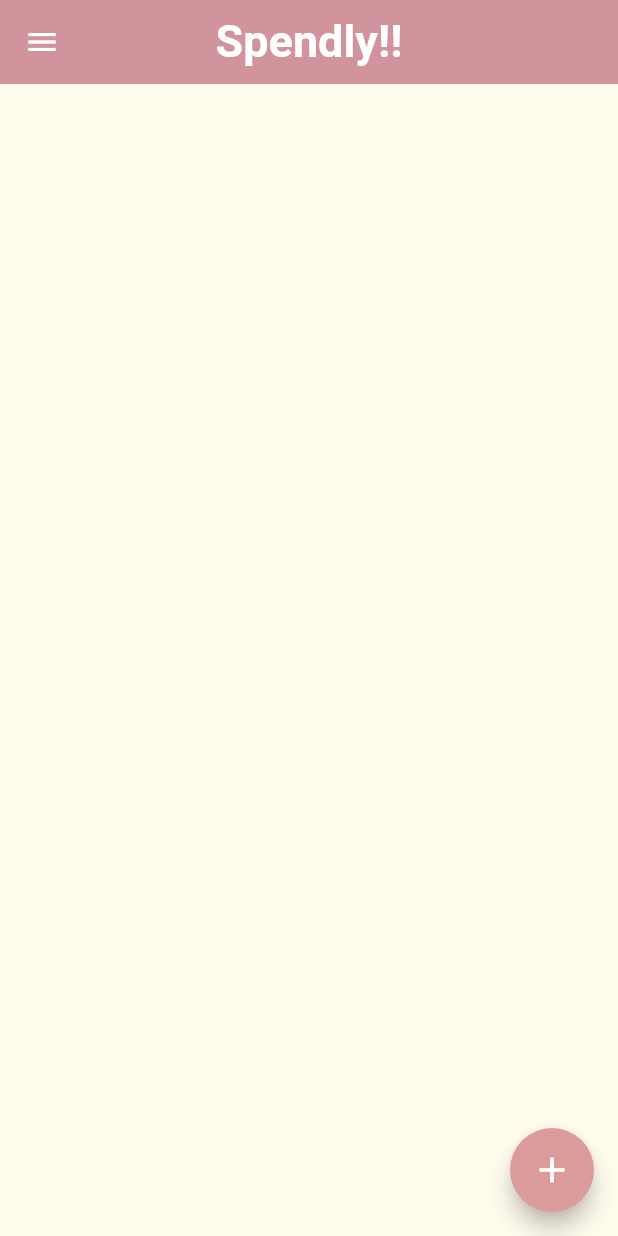
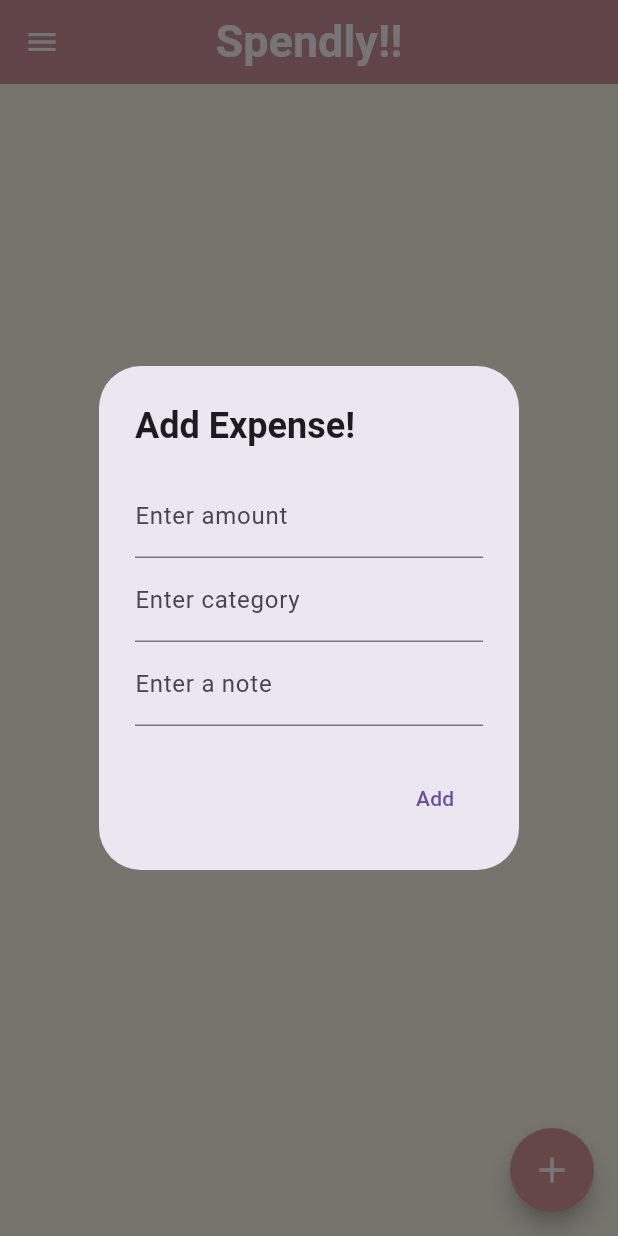
Before and after one commit to pparth-21/Expense_Tracker, a Flutter app: the screen it shows after launch, after a tap on the "add" icon, on a phone screen of 412 x 824 dp. Run offline on Flutter 3.47's test engine with Material 3 defaults, Android fonts, the phone set to English and light mode, and no system bars.

Commit message:
added pop up with show of expenses in card

```diff
--- a/lib/Widgets/FrontPage.dart
+++ b/lib/Widgets/FrontPage.dart
@@ -1,4 +1,18 @@
 import 'package:flutter/material.dart';
+
+class Expense {
+  final double amount;
+  final String category;
+  final String note;
+  final DateTime date;
+
+  Expense({
+    required this.amount,
+    required this.category,
+    required this.note,
+    required this.date,
+  });
+}
 
 class FrontPage extends StatefulWidget {
   const FrontPage({super.key});
@@ -7,34 +21,112 @@ class FrontPage extends StatefulWidget {
   State<FrontPage> createState() => _FrontPageState();
 }
 
-class Expense {
-  final String id;
-  final double amount;
-  final String category;
-  final String note;
-  final DateTime date;
-
-  Expense({
-    required this.id,
-    required this.amount,
-    required this.category,
-    required this.note,
-    required this.date,
+class _FrontPageState extends State<FrontPage> {
+  List<Expense> exps = [];
+  TextEditingController amountI = TextEditingController();
+  TextEditingController categoryI = TextEditingController();
+  TextEditingController noteI = TextEditingController();
+  void _addExpenseToList(BuildContext context) {
+    String rawAmount = amountI.text;
+    double dAmount = double.tryParse(rawAmount) ?? 0.0;
+    setState(() {
+      exps.add(
+        Expense(
+          amount: dAmount,
+          category: categoryI.text,
+          note: noteI.text,
+          date: DateTime.now(),
+        ),
+      );
     });
+    amountI.clear();
+    categoryI.clear();
+    noteI.clear();
+    Navigator.of(context).pop();
   }
 
-class _FrontPageState extends State<FrontPage> {
-  List<Expense> exps = [];
+  void _showAddExpenseDialog(BuildContext context) {
+    showDialog(
+      context: context,
+      builder: (context) => AlertDialog(
+        title: const Text(
+          'Add Expense!',
+          style: TextStyle(fontWeight: FontWeight.bold),
+        ),
+        content: Column(
+          mainAxisSize: MainAxisSize.min,
+          children: [
+            TextField(
+              decoration: const InputDecoration(labelText: "Enter amount"),
+              controller: amountI,
+            ),
+            TextField(
+              decoration: const InputDecoration(labelText: "Enter category"),
+              controller: categoryI,
+            ),
+            TextField(
+              decoration: const InputDecoration(labelText: "Enter a note"),
+              controller: noteI,
+            ),
+          ],
+        ),
+        actions: [
+          TextButton(
+            onPressed: () => _addExpenseToList(context),
+            child: const Text("Add"),
+          ),
+        ],
+      ),
+    );
+  }
 
   @override
   Widget build(BuildContext context) {
-    return Container(
+    return Stack(
+      children: [
+        Container(
           height: double.infinity,
           width: double.infinity,
-      margin: EdgeInsets.all(30),
+          margin: const EdgeInsets.all(30),
           child: Column(
             spacing: 30,
+            children: [
+              Expanded(
+                child: ListView.builder(
+                  itemCount: exps.length,
+                  itemBuilder: (context, index) {
+                    final exp = exps[index];
+                    return Card(
+                      child: ListTile(
+                        leading: CircleAvatar(
+                          child: Icon(Icons.currency_rupee_rounded),
                         ),
+                        title: Text(exp.category),
+                        subtitle: Text(
+                          "${exp.amount}\n${exp.note}\n${exp.date}",
+                        ),
+                      ),
+                    );
+                  },
+                ),
+              ),
+            ],
+          ),
+        ),
+
+        Positioned(
+          bottom: 16,
+          right: 16,
+          child: FloatingActionButton(
+            onPressed: () => _showAddExpenseDialog(context),
+            backgroundColor: const Color.fromARGB(255, 220, 155, 155),
+            foregroundColor: Colors.white,
+            shape: const CircleBorder(),
+            elevation: 6,
+            child: const Icon(Icons.add, size: 28),
+          ),
+        ),
+      ],
     );
   }
 }
--- a/lib/main.dart
+++ b/lib/main.dart
@@ -8,11 +8,7 @@ void main() {
       home: Scaffold(
         backgroundColor: const Color.fromARGB(255, 255, 252, 238),
 
-        drawer: const Drawer(
-          child: SafeArea(
-            child: SizedBox(),
-          ),
-        ),
+        drawer: const Drawer(child: SafeArea(child: SizedBox())),
 
         appBar: AppBar(
           backgroundColor: const Color.fromARGB(255, 220, 155, 155),
@@ -20,26 +16,15 @@ void main() {
           centerTitle: true,
           title: const Text(
             "Spendly!!",
-            style: TextStyle(
-              fontSize: 30,
-              fontWeight: FontWeight.bold,
-            ),
+            style: TextStyle(fontSize: 30, fontWeight: FontWeight.bold),
           ),
           elevation: 4.0,
           shadowColor: const Color.fromARGB(0, 117, 117, 238),
         ),
 
         body: FrontPage(),
-
-        floatingActionButton: FloatingActionButton(
-          onPressed: () {},
-          backgroundColor: const Color.fromARGB(255, 220, 155, 155),
-          foregroundColor: Colors.white,
-          shape: const CircleBorder(),
-          elevation: 6,
-          child: const Icon(Icons.add, size: 28),
         ),
       ),
-    ),
+
   );
 }
```
Lines whose indentation alone changed are shown as unchanged.
